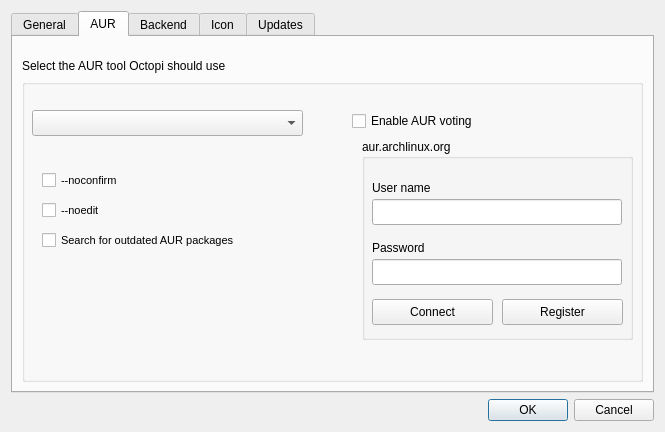
Qt form ui/optionsdialog.ui (aarnt/octopi) before a commit.
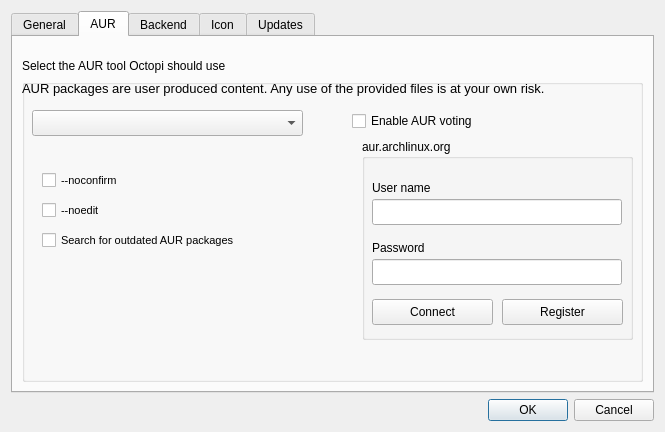
The same form after that commit.

Commit message: - Added AUR use warning at optionsdialog.ui.

```diff
--- a/ui/optionsdialog.ui
+++ b/ui/optionsdialog.ui
@@ -319,6 +319,27 @@
              <string>Enable AUR voting</string>
             </property>
            </widget>
+           <widget class="QLabel" name="lblAURWarning">
+            <property name="geometry">
+             <rect>
+              <x>0</x>
+              <y>0</y>
+              <width>621</width>
+              <height>19</height>
+             </rect>
+            </property>
+            <property name="font">
+             <font>
+              <pointsize>10</pointsize>
+             </font>
+            </property>
+            <property name="text">
+             <string>AUR packages are user produced content. Any use of the provided files is at your own risk.</string>
+            </property>
+            <property name="textFormat">
+             <enum>Qt::AutoText</enum>
+            </property>
+           </widget>
           </widget>
          </item>
         </layout>
```
The commit also changes 1 other file.
